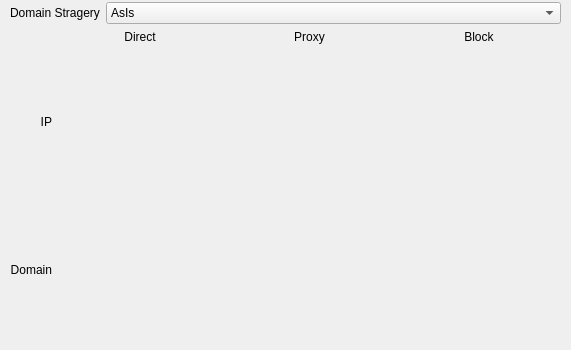
The window that ui/routewidget.ui (Trojan-Qt5/Trojan-Qt5) describes before a commit, drawn with Qt 5.
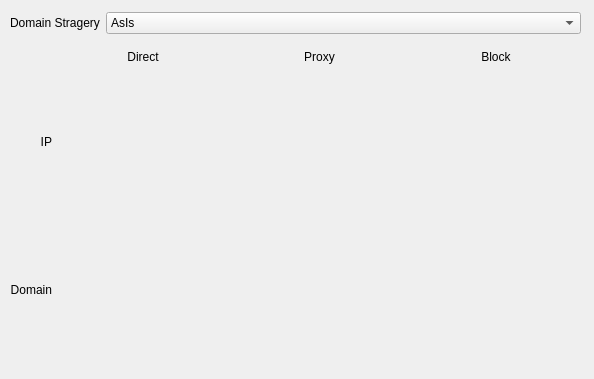
The same window after the commit.

Diff of the .ui file:
```diff
--- a/ui/routewidget.ui
+++ b/ui/routewidget.ui
@@ -6,8 +6,8 @@
    <rect>
     <x>0</x>
     <y>0</y>
-    <width>571</width>
-    <height>350</height>
+    <width>594</width>
+    <height>379</height>
    </rect>
   </property>
   <property name="windowTitle">
@@ -17,8 +17,8 @@
    <property name="geometry">
     <rect>
      <x>10</x>
-     <y>0</y>
-     <width>551</width>
+     <y>10</y>
+     <width>571</width>
      <height>26</height>
     </rect>
    </property>
@@ -61,8 +61,8 @@
    <property name="geometry">
     <rect>
      <x>10</x>
-     <y>30</y>
-     <width>551</width>
+     <y>50</y>
+     <width>571</width>
      <height>311</height>
     </rect>
    </property>
```
